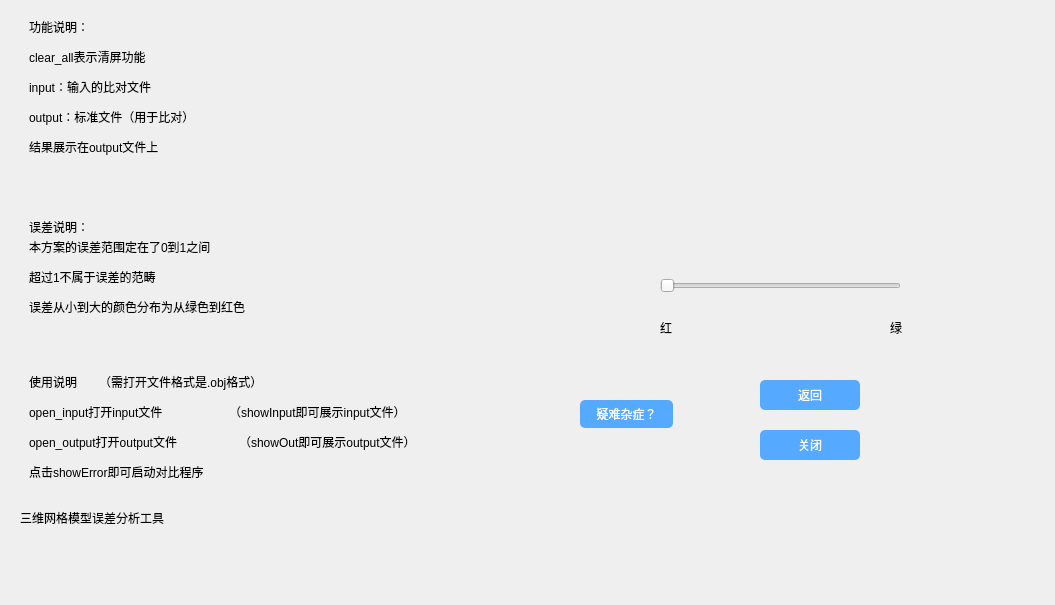
First picture: the form in mainwindow2.ui, repository ikun-debug/hyw, before the edit.
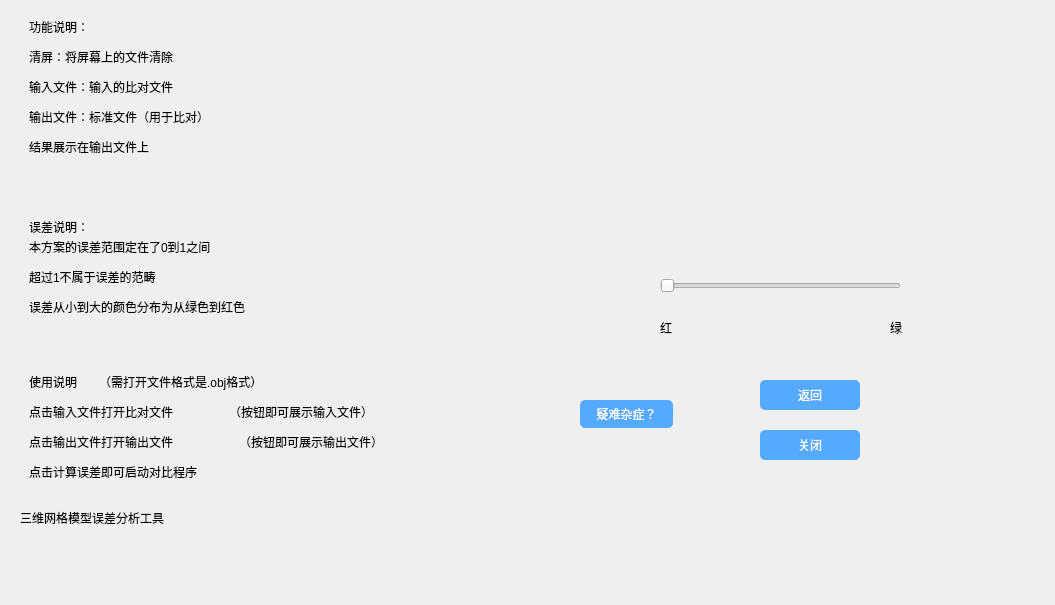
Second picture: the form after the edit. Icons and pictures are not drawn.

Diff of the .ui file:
```diff
--- a/mainwindow2.ui
+++ b/mainwindow2.ui
@@ -217,7 +217,7 @@
 font: 9pt &quot;楷体&quot;;</string>
      </property>
      <property name="text">
-      <string>clear_all表示清屏功能</string>
+      <string>清屏：将屏幕上的文件清除</string>
      </property>
     </widget>
     <widget class="QLabel" name="label_5">
@@ -225,7 +225,7 @@
       <rect>
        <x>20</x>
        <y>80</y>
-       <width>171</width>
+       <width>221</width>
        <height>16</height>
       </rect>
      </property>
@@ -237,7 +237,7 @@
 font: 9pt &quot;楷体&quot;;</string>
      </property>
      <property name="text">
-      <string>input：输入的比对文件</string>
+      <string>输入文件：输入的比对文件</string>
      </property>
     </widget>
     <widget class="QLabel" name="label_6">
@@ -245,7 +245,7 @@
       <rect>
        <x>20</x>
        <y>110</y>
-       <width>221</width>
+       <width>271</width>
        <height>16</height>
       </rect>
      </property>
@@ -257,7 +257,7 @@
 font: 9pt &quot;楷体&quot;;</string>
      </property>
      <property name="text">
-      <string>output：标准文件（用于比对）</string>
+      <string>输出文件：标准文件（用于比对）</string>
      </property>
     </widget>
     <widget class="QLabel" name="label_7">
@@ -277,7 +277,7 @@
 font: 9pt &quot;楷体&quot;;</string>
      </property>
      <property name="text">
-      <string>结果展示在output文件上</string>
+      <string>结果展示在输出文件上</string>
      </property>
     </widget>
     <widget class="QLabel" name="label_8">
@@ -397,7 +397,7 @@
 font: 9pt &quot;楷体&quot;;</string>
      </property>
      <property name="text">
-      <string>open_input打开input文件</string>
+      <string>点击输入文件打开比对文件</string>
      </property>
     </widget>
     <widget class="QLabel" name="label_16">
@@ -417,7 +417,7 @@
 font: 9pt &quot;楷体&quot;;</string>
      </property>
      <property name="text">
-      <string>open_output打开output文件</string>
+      <string>点击输出文件打开输出文件</string>
      </property>
     </widget>
     <widget class="QLabel" name="label_17">
@@ -437,7 +437,7 @@
 font: 9pt &quot;楷体&quot;;</string>
      </property>
      <property name="text">
-      <string>点击showError即可启动对比程序</string>
+      <string>点击计算误差即可启动对比程序</string>
      </property>
     </widget>
     <widget class="QLabel" name="label_18">
@@ -477,7 +477,7 @@
 font: 9pt &quot;楷体&quot;;</string>
      </property>
      <property name="text">
-      <string>（showInput即可展示input文件）</string>
+      <string>（按钮即可展示输入文件）</string>
      </property>
     </widget>
     <widget class="QLabel" name="label_20">
@@ -497,7 +497,7 @@
 font: 9pt &quot;楷体&quot;;</string>
      </property>
      <property name="text">
-      <string>（showOut即可展示output文件）</string>
+      <string>（按钮即可展示输出文件）</string>
      </property>
     </widget>
    </widget>
```
